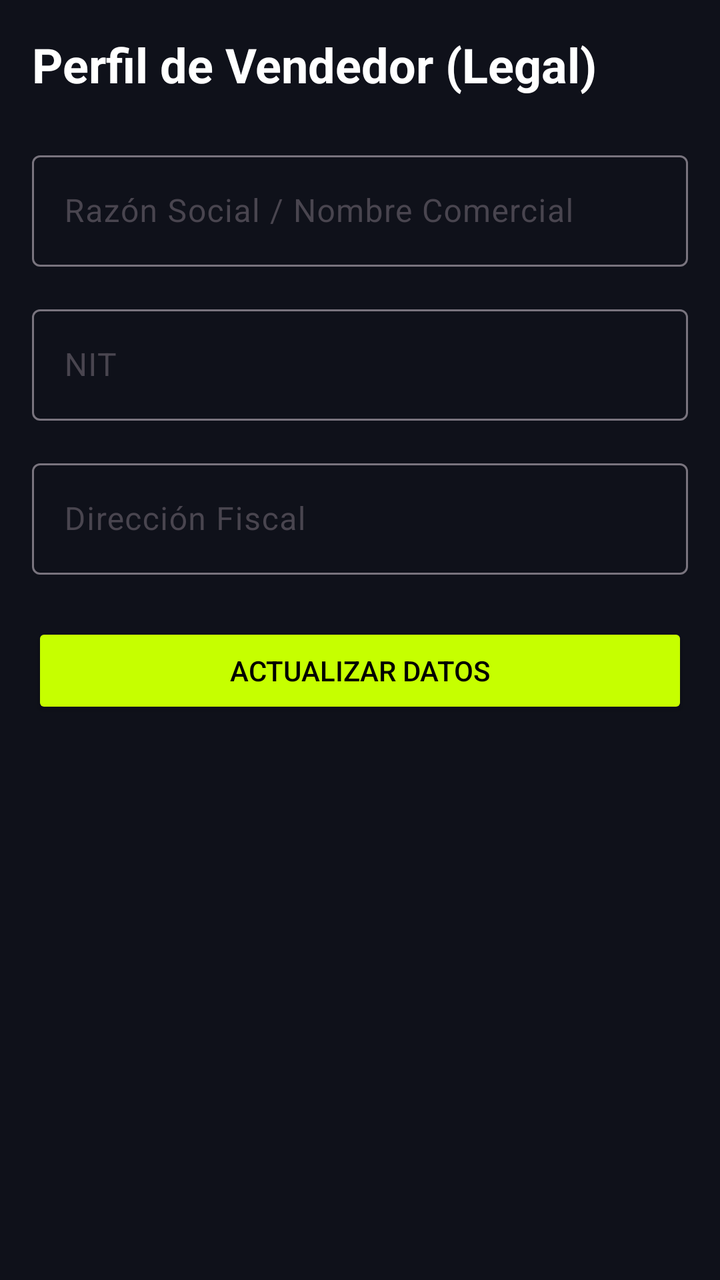
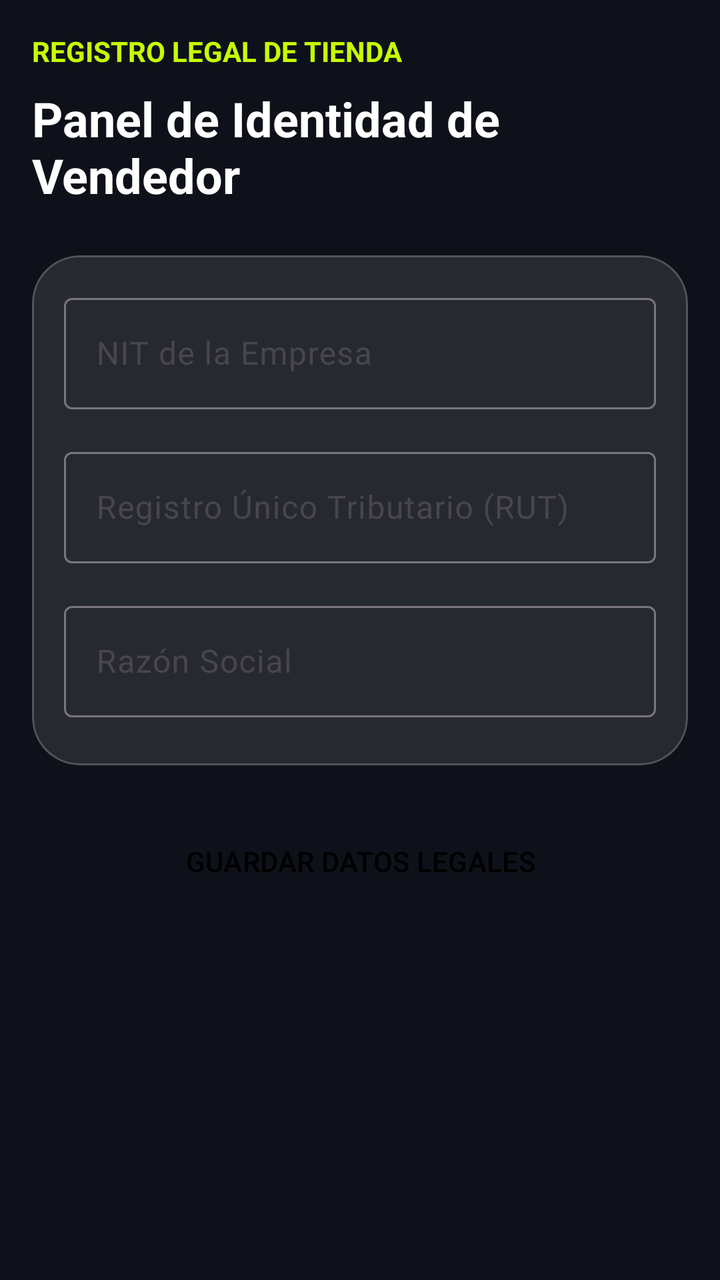

Before-and-after screenshots of an Android layout around one commit, followed by the original layout XML and the change that was made.
<!-- AndroidManifest.xml: application theme Theme.VoltCore -->
<!-- res/layout/fragment_vendor_profile.xml -->
<?xml version="1.0" encoding="utf-8"?>
<LinearLayout xmlns:android="http://schemas.android.com/apk/res/android"
    xmlns:app="http://schemas.android.com/apk/res-auto"
    android:layout_width="match_parent"
    android:layout_height="match_parent"
    android:background="@color/colorBackground"
    android:orientation="vertical"
    android:padding="@dimen/margin_standard">

    <TextView
        android:layout_width="wrap_content"
        android:layout_height="wrap_content"
        android:layout_marginBottom="24dp"
        android:text="Perfil de Vendedor (Legal)"
        android:textColor="@color/white"
        android:textSize="24sp"
        android:textStyle="bold" />

    <com.google.android.material.textfield.TextInputLayout
        android:layout_width="match_parent"
        android:layout_height="wrap_content"
        android:layout_marginBottom="16dp"
        android:hint="Razón Social / Nombre Comercial"
        style="@style/Widget.Material3.TextInputLayout.OutlinedBox">
        <com.google.android.material.textfield.TextInputEditText
            android:layout_width="match_parent"
            android:layout_height="wrap_content"
            android:textColor="@color/white" />
    </com.google.android.material.textfield.TextInputLayout>

    <com.google.android.material.textfield.TextInputLayout
        android:layout_width="match_parent"
        android:layout_height="wrap_content"
        android:layout_marginBottom="16dp"
        android:hint="NIT"
        style="@style/Widget.Material3.TextInputLayout.OutlinedBox">
        <com.google.android.material.textfield.TextInputEditText
            android:layout_width="match_parent"
            android:layout_height="wrap_content"
            android:inputType="number"
            android:textColor="@color/white" />
    </com.google.android.material.textfield.TextInputLayout>

    <com.google.android.material.textfield.TextInputLayout
        android:layout_width="match_parent"
        android:layout_height="wrap_content"
        android:layout_marginBottom="24dp"
        android:hint="Dirección Fiscal"
        style="@style/Widget.Material3.TextInputLayout.OutlinedBox">
        <com.google.android.material.textfield.TextInputEditText
            android:layout_width="match_parent"
            android:layout_height="wrap_content"
            android:textColor="@color/white" />
    </com.google.android.material.textfield.TextInputLayout>

    <Button
        android:layout_width="match_parent"
        android:layout_height="wrap_content"
        android:text="Actualizar Datos"
        android:backgroundTint="@color/volt_primary"
        android:textColor="@color/black" />

</LinearLayout>
<!-- resources referenced by this layout -->
<resources>
  <color name="black">#FF000000</color>
  <color name="colorBackground">@color/volt_background</color>
  <color name="volt_primary">#C6FF00</color>
  <color name="white">#FFFFFFFF</color>
  <dimen name="margin_standard">16dp</dimen>
  <style name="Theme.VoltCore" parent="Base.Theme.VoltCore" />
  <color name="volt_background">#0F111A</color>
  <style name="Base.Theme.VoltCore" parent="Theme.Material3.DayNight.NoActionBar">
          
          <item name="colorPrimary">@color/volt_primary</item>
          <item name="android:windowBackground">@color/volt_background</item>
          <item name="colorSurface">@color/glass_surface</item>
          <item name="colorOnSurface">@color/white</item>
      </style>
  <color name="glass_surface">#1AFFFFFF</color>
</resources>

<!-- the commit's change to res/layout/fragment_vendor_profile.xml (unified diff, before → after) -->
@@ -1,63 +1,92 @@
 <?xml version="1.0" encoding="utf-8"?>
-<LinearLayout xmlns:android="http://schemas.android.com/apk/res/android"
+<androidx.core.widget.NestedScrollView xmlns:android="http://schemas.android.com/apk/res/android"
     xmlns:app="http://schemas.android.com/apk/res-auto"
     android:layout_width="match_parent"
     android:layout_height="match_parent"
-    android:background="@color/colorBackground"
-    android:orientation="vertical"
-    android:padding="@dimen/margin_standard">
+    android:background="@color/volt_background">
 
-    <TextView
-        android:layout_width="wrap_content"
-        android:layout_height="wrap_content"
-        android:layout_marginBottom="24dp"
-        android:text="Perfil de Vendedor (Legal)"
-        android:textColor="@color/white"
-        android:textSize="24sp"
-        android:textStyle="bold" />
-
-    <com.google.android.material.textfield.TextInputLayout
+    <LinearLayout
         android:layout_width="match_parent"
         android:layout_height="wrap_content"
-        android:layout_marginBottom="16dp"
-        android:hint="Razón Social / Nombre Comercial"
-        style="@style/Widget.Material3.TextInputLayout.OutlinedBox">
-        <com.google.android.material.textfield.TextInputEditText
+        android:orientation="vertical"
+        android:padding="@dimen/margin_standard">
+
+        <TextView
+            android:layout_width="wrap_content"
+            android:layout_height="wrap_content"
+            android:layout_marginBottom="8dp"
+            android:text="REGISTRO LEGAL DE TIENDA"
+            android:textColor="@color/volt_primary"
+            android:textSize="14sp"
+            android:textStyle="bold" />
+
+        <TextView
+            android:layout_width="wrap_content"
+            android:layout_height="wrap_content"
+            android:layout_marginBottom="24dp"
+            android:text="Panel de Identidad de Vendedor"
+            android:textColor="@color/white"
+            android:textSize="24sp"
+            android:textStyle="bold" />
+
+        <com.google.android.material.card.MaterialCardView
+            style="@style/Widget.VoltCore.Card"
             android:layout_width="match_parent"
             android:layout_height="wrap_content"
-            android:textColor="@color/white" />
-    </com.google.android.material.textfield.TextInputLayout>
+            android:layout_marginBottom="24dp">
 
-    <com.google.android.material.textfield.TextInputLayout
-        android:layout_width="match_parent"
-        android:layout_height="wrap_content"
-        android:layout_marginBottom="16dp"
-        android:hint="NIT"
-        style="@style/Widget.Material3.TextInputLayout.OutlinedBox">
-        <com.google.android.material.textfield.TextInputEditText
+            <LinearLayout
+                android:layout_width="match_parent"
+                android:layout_height="wrap_content"
+                android:orientation="vertical"
+                android:padding="16dp">
+
+                <com.google.android.material.textfield.TextInputLayout
+                    android:layout_width="match_parent"
+                    android:layout_height="wrap_content"
+                    android:layout_marginBottom="16dp"
+                    android:hint="NIT de la Empresa"
+                    style="@style/Widget.Material3.TextInputLayout.OutlinedBox">
+                    <com.google.android.material.textfield.TextInputEditText
+                        android:layout_width="match_parent"
+                        android:layout_height="wrap_content"
+                        android:inputType="number"
+                        android:textColor="@color/white" />
+                </com.google.android.material.textfield.TextInputLayout>
+
+                <com.google.android.material.textfield.TextInputLayout
+                    android:layout_width="match_parent"
+                    android:layout_height="wrap_content"
+                    android:layout_marginBottom="16dp"
+                    android:hint="Registro Único Tributario (RUT)"
+                    style="@style/Widget.Material3.TextInputLayout.OutlinedBox">
+                    <com.google.android.material.textfield.TextInputEditText
+                        android:layout_width="match_parent"
+                        android:layout_height="wrap_content"
+                        android:textColor="@color/white" />
+                </com.google.android.material.textfield.TextInputLayout>
+
+                <com.google.android.material.textfield.TextInputLayout
+                    android:layout_width="match_parent"
+                    android:layout_height="wrap_content"
+                    android:layout_marginBottom="8dp"
+                    android:hint="Razón Social"
+                    style="@style/Widget.Material3.TextInputLayout.OutlinedBox">
+                    <com.google.android.material.textfield.TextInputEditText
+                        android:layout_width="match_parent"
+                        android:layout_height="wrap_content"
+                        android:textColor="@color/white" />
+                </com.google.android.material.textfield.TextInputLayout>
+
+            </LinearLayout>
+        </com.google.android.material.card.MaterialCardView>
+
+        <Button
+            android:id="@+id/btnSaveVendorProfile"
+            style="@style/Widget.VoltCore.Button"
             android:layout_width="match_parent"
             android:layout_height="wrap_content"
-            android:inputType="number"
-            android:textColor="@color/white" />
-    </com.google.android.material.textfield.TextInputLayout>
+            android:text="GUARDAR DATOS LEGALES" />
 
-    <com.google.android.material.textfield.TextInputLayout
-        android:layout_width="match_parent"
-        android:layout_height="wrap_content"
-        android:layout_marginBottom="24dp"
-        android:hint="Dirección Fiscal"
-        style="@style/Widget.Material3.TextInputLayout.OutlinedBox">
-        <com.google.android.material.textfield.TextInputEditText
-            android:layout_width="match_parent"
-            android:layout_height="wrap_content"
-            android:textColor="@color/white" />
-    </com.google.android.material.textfield.TextInputLayout>
-
-    <Button
-        android:layout_width="match_parent"
-        android:layout_height="wrap_content"
-        android:text="Actualizar Datos"
-        android:backgroundTint="@color/volt_primary"
-        android:textColor="@color/black" />
-
-</LinearLayout>
+    </LinearLayout>
+</androidx.core.widget.NestedScrollView>
<!-- resource entries referenced after the edit -->
@@ -1,12 +1,24 @@
 <!-- resources referenced by this layout -->
 <resources>
-  <color name="black">#FF000000</color>
-  <color name="colorBackground">@color/volt_background</color>
+  <color name="volt_background">#0F111A</color>
   <color name="volt_primary">#C6FF00</color>
   <color name="white">#FFFFFFFF</color>
   <dimen name="margin_standard">16dp</dimen>
+  <style name="Widget.VoltCore.Button" parent="Widget.Material3.Button">
+          <item name="cornerRadius">12dp</item>
+          <item name="backgroundTint">@color/volt_primary</item>
+          <item name="android:textColor">@color/black</item>
+      </style>
+  <style name="Widget.VoltCore.Card" parent="Widget.Material3.CardView.Filled">
+          <item name="cardCornerRadius">24dp</item>
+          <item name="cardBackgroundColor">@color/glass_surface</item>
+          <item name="strokeColor">@color/glass_stroke</item>
+          <item name="strokeWidth">1dp</item>
+      </style>
   <style name="Theme.VoltCore" parent="Base.Theme.VoltCore" />
-  <color name="volt_background">#0F111A</color>
+  <color name="black">#FF000000</color>
+  <color name="glass_surface">#1AFFFFFF</color>
+  <color name="glass_stroke">#33FFFFFF</color>
   <style name="Base.Theme.VoltCore" parent="Theme.Material3.DayNight.NoActionBar">
           
           <item name="colorPrimary">@color/volt_primary</item>
@@ -14,6 +26,5 @@
           <item name="colorSurface">@color/glass_surface</item>
           <item name="colorOnSurface">@color/white</item>
       </style>
-  <color name="glass_surface">#1AFFFFFF</color>
 </resources>
 
